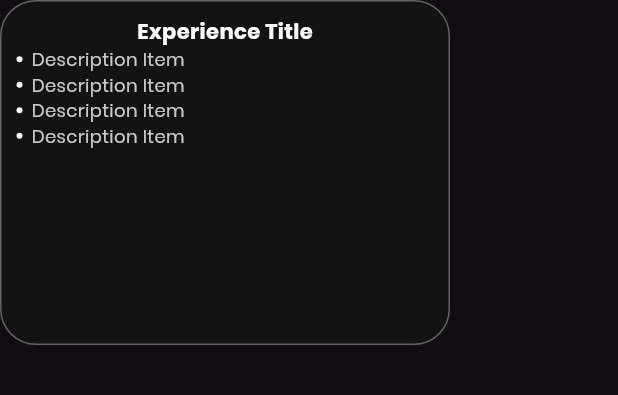
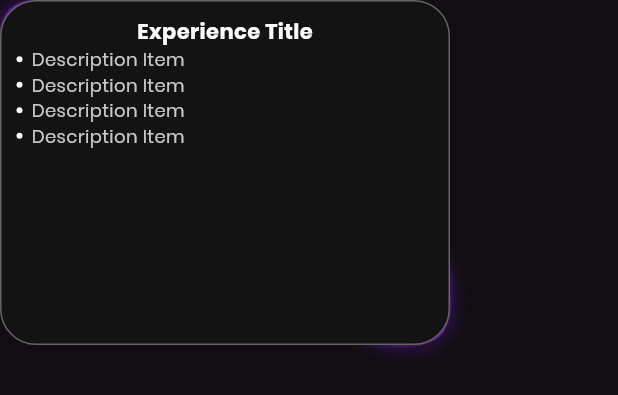
Before and after one commit to phallymakara/portfolio, a Flutter app: the ExperienceItem widget shown alone on an empty page, opened directly, on a phone screen of 412 x 824 dp. Shown: the top 395 px of the screen. Run offline on Flutter 3.47's test engine with Material 3 defaults, Android fonts, the phone set to English and light mode, and no system bars; our stand-ins replace dotted_line, flutter_riverpod, flutter_svg, gap, riverpod_annotation, shared_preferences; missing offline and left inert: seo_renderer; accounts and stored records are empty; generated files the repository leaves out were written again; network calls fail.

Commit message:
finised experience body design

```diff
--- a/lib/features/home/presentation/experience_body.dart
+++ b/lib/features/home/presentation/experience_body.dart
@@ -168,6 +168,7 @@ class ExperienceItem extends StatelessWidget {
     return StyledCard(
       width: expWidth,
       height: expHeight,
+      borderEffect: true,
       child: Column(
         children: [
           Text(
--- a/lib/widget/styled_card.dart
+++ b/lib/widget/styled_card.dart
@@ -9,6 +9,7 @@ class StyledCard extends StatefulWidget {
     this.padding,
     this.borderRadius,
     required this.child,
+    this.borderEffect = false,
   });
 
   final double? width;
@@ -16,7 +17,7 @@ class StyledCard extends StatefulWidget {
   final EdgeInsets? padding;
   final BorderRadius? borderRadius;
   final Widget child;
-
+  final bool borderEffect;
   @override
   State<StyledCard> createState() => _StyledCardState();
 }
@@ -24,7 +25,17 @@ class StyledCard extends StatefulWidget {
 class _StyledCardState extends State<StyledCard> {
   @override
   Widget build(BuildContext context) {
-    return Container(
+    return Stack(
+      children: [
+        if (widget.borderEffect) ...[
+          CustomPaint(
+            size: Size(widget.width ?? 0, widget.height ?? 0),
+            painter: CurvedLinePainter(color: context.colorScheme.primary),
+          ),
+          const borderShadow(), // Container
+          const Positioned(bottom: 0, right: 0, child: borderShadow()),
+        ],
+        Container(
           width: widget.width,
           height: widget.height,
           padding: widget.padding ?? EdgeInsets.all(context.insets.cardPadding),
@@ -32,9 +43,97 @@ class _StyledCardState extends State<StyledCard> {
             border: Border.all(color: context.colorScheme.outline),
             color: context.colorScheme.surface,
             borderRadius:
-            widget.borderRadius ?? const BorderRadius.all(Radius.circular(24)),
+                widget.borderRadius ??
+                const BorderRadius.all(Radius.circular(24)),
           ),
           child: widget.child,
+        ),
+      ],
     );
   }
 }
+
+class borderShadow extends StatelessWidget {
+  const borderShadow({super.key});
+
+  @override
+  Widget build(BuildContext context) {
+    return Container(
+      width: 60,
+      height: 60,
+      decoration: BoxDecoration(
+        borderRadius: BorderRadius.all(Radius.circular(24)),
+        boxShadow: [
+          BoxShadow(
+            color: context.colorScheme.primary.withOpacity(0.5),
+            blurRadius: 10,
+            spreadRadius: 2,
+          ), // BoxShadow
+        ], // BoxDecoration
+      ),
+    );
+  }
+}
+
+class CurvedLinePainter extends CustomPainter {
+  final Color color;
+
+  CurvedLinePainter({super.repaint, required this.color});
+
+  @override
+  void paint(Canvas canvas, Size size) {
+    const lineSize = 60.0;
+    final topLeftPaint =
+        Paint()
+          ..shader = LinearGradient(
+            colors: [color.withOpacity(0), color, color.withOpacity(0)],
+            begin: Alignment.topRight,
+            end: Alignment.bottomLeft,
+          ).createShader(const Rect.fromLTWH(0, 0, lineSize, lineSize))
+          ..style = PaintingStyle.stroke
+          ..strokeWidth = 4
+          ..strokeCap = StrokeCap.round;
+
+    final bottumRightPaint =
+        Paint()
+          ..shader = LinearGradient(
+            colors: [color.withOpacity(0), color, color.withOpacity(0)],
+            begin: Alignment.bottomLeft,
+            end: Alignment.topRight,
+          ).createShader(
+            Rect.fromLTWH(
+              size.width - lineSize,
+              size.height - lineSize,
+              lineSize,
+              lineSize,
+            ),
+          )
+          ..style = PaintingStyle.stroke
+          ..strokeWidth = 4
+          ..strokeCap = StrokeCap.round;
+
+    final path = Path();
+    path.moveTo(lineSize, 0);
+    path.cubicTo(0, 0, 0, 0, 0, lineSize);
+
+    final path2 = Path();
+    path2.moveTo(size.width - lineSize, size.height);
+    path2.cubicTo(
+      size.width,
+      size.height,
+      size.width,
+      size.height,
+      size.width,
+      size.height - lineSize,
+    );
+
+    canvas.drawPath(path, topLeftPaint);
+    canvas.drawPath(path2, bottumRightPaint);
+  }
+
+  @override
+  bool shouldRepaint(CurvedLinePainter oldDelegate) => true;
+
+  @override
+  bool shouldRebuildSemantics(CurvedLinePainter oldDelegate) => true;
+}
```
Lines whose indentation alone changed are shown as unchanged.
